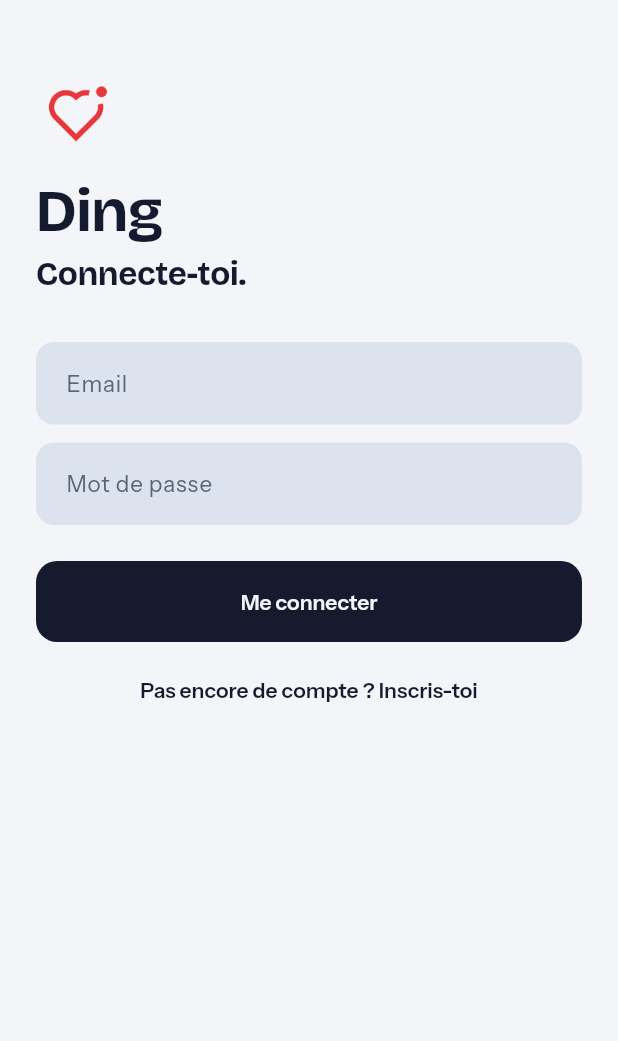
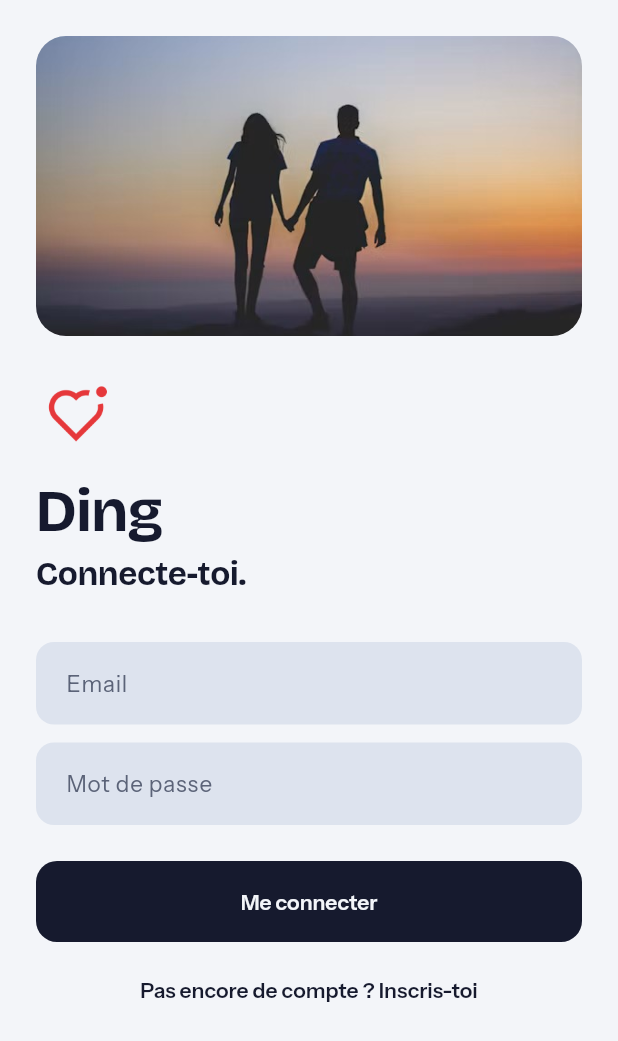
Before and after one commit to MeganAe/ding, a Flutter app: the screen it shows after launch, after a tap on "Passer", on a phone screen of 412 x 824 dp. Shown: the top 1041 px of the screen. Run offline on Flutter 3.47's test engine with Material 3 defaults, Android fonts, the phone set to English and light mode, and no system bars; our stand-ins replace flutter_riverpod, geolocator, go_router, google_fonts, shared_preferences; network calls fail.

```diff
--- a/lib/core/config.dart
+++ b/lib/core/config.dart
@@ -1,21 +1,21 @@
 class Config {
-  /// Renseigne ces deux valeurs (Supabase > Project Settings > API),
-  /// ou passe-les au lancement :
-  /// flutter run --dart-define=SUPABASE_URL=... --dart-define=SUPABASE_ANON_KEY=...
-  static const supabaseUrl = String.fromEnvironment(
-    'SUPABASE_URL',
-    defaultValue: 'https://VOTRE-PROJET.supabase.co',
-  );
-  static const supabaseAnonKey = String.fromEnvironment(
-    'SUPABASE_ANON_KEY',
-    defaultValue: 'VOTRE_CLE_ANON',
-  );
+  /// Adresse de l'API Ding (sans « / » final). Passée au build :
+  /// flutter run --dart-define=API_URL=https://ton-api.onrender.com
+  /// En CI, elle vient du secret GitHub API_URL.
+  static const _defaultApiUrl = 'https://VOTRE-API.onrender.com';
+  static const _rawApiUrl = String.fromEnvironment('API_URL');
+
+  static String get apiUrl {
+    final v = _rawApiUrl.trim().isEmpty ? _defaultApiUrl : _rawApiUrl.trim();
+    return v.replaceAll(RegExp(r'/+$'), '');
+  }
 
   /// Mode campus : domaine d'email obligatoire à l'inscription.
   /// Laisse vide pour accepter tous les emails (ex. pendant les tests).
+  /// Doit rester cohérent avec ALLOWED_EMAIL_DOMAIN côté API.
   static const allowedEmailDomain = '';
 
   /// Distance maximale (en mètres) pour que l'alarme sonne.
-  /// Doit rester identique à la valeur dans supabase/schema.sql.
+  /// Doit rester identique à ALARM_RADIUS_METERS côté API (150 par défaut).
   static const alarmRadiusMeters = 150;
 }
--- a/lib/core/providers.dart
+++ b/lib/core/providers.dart
@@ -1,7 +1,9 @@
+import 'dart:async';
+
 import 'package:flutter_riverpod/flutter_riverpod.dart';
 import 'package:shared_preferences/shared_preferences.dart';
-import 'package:supabase_flutter/supabase_flutter.dart';
 
+import '../data/api_client.dart';
 import '../data/models.dart';
 import '../data/repository.dart';
 
@@ -9,17 +11,18 @@ final prefsProvider = Provider<SharedPreferences>(
   (ref) => throw UnimplementedError('Défini dans main()'),
 );
 
-final supabaseProvider =
-    Provider<SupabaseClient>((ref) => Supabase.instance.client);
+final apiClientProvider =
+    Provider<ApiClient>((ref) => ApiClient(ref.watch(prefsProvider)));
 
 final repositoryProvider =
-    Provider<Repository>((ref) => Repository(ref.watch(supabaseProvider)));
+    Provider<Repository>((ref) => Repository(ref.watch(apiClientProvider)));
 
-final sessionProvider = StreamProvider<Session?>((ref) async* {
-  final auth = ref.watch(supabaseProvider).auth;
-  yield auth.currentSession;
-  await for (final change in auth.onAuthStateChange) {
-    yield change.session;
+/// true quand l'utilisateur est connecté, false sinon.
+final sessionProvider = StreamProvider<bool>((ref) async* {
+  final api = ref.watch(apiClientProvider);
+  yield api.loggedIn;
+  await for (final loggedIn in api.authChanges) {
+    yield loggedIn;
   }
 });
 
@@ -39,14 +42,12 @@ final myProfileProvider = FutureProvider.autoDispose<Profile?>(
   (ref) => ref.watch(repositoryProvider).me(),
 );
 
-/// Se met à jour en direct dès qu'une alarme est créée pour moi.
-final alarmsProvider = StreamProvider.autoDispose<List<AlarmItem>>((ref) async* {
-  final repo = ref.watch(repositoryProvider);
-  final client = ref.watch(supabaseProvider);
-  yield await repo.myAlarms();
-  await for (final _ in client.from('alarms').stream(primaryKey: ['id'])) {
-    yield await repo.myAlarms();
-  }
+/// Interroge l'API toutes les 20 secondes pour détecter les nouvelles alarmes.
+/// (Le temps réel de Supabase n'existe plus : on fait du polling.)
+final alarmsProvider = FutureProvider.autoDispose<List<AlarmItem>>((ref) async {
+  final timer = Timer(const Duration(seconds: 20), ref.invalidateSelf);
+  ref.onDispose(timer.cancel);
+  return ref.watch(repositoryProvider).myAlarms();
 });
 
 /// Alarmes déjà présentées, pour ne faire sonner que les nouvelles.
--- a/lib/core/router.dart
+++ b/lib/core/router.dart
@@ -1,7 +1,6 @@
 import 'package:flutter/material.dart';
 import 'package:flutter_riverpod/flutter_riverpod.dart';
 import 'package:go_router/go_router.dart';
-import 'package:supabase_flutter/supabase_flutter.dart';
 
 import '../data/models.dart';
 import '../features/alarm/ring_page.dart';
@@ -21,7 +20,7 @@ final routerProvider = Provider<GoRouter>((ref) {
     refreshListenable: refresh,
     redirect: (context, state) {
       final done = ref.read(onboardingDoneProvider);
-      final loggedIn = Supabase.instance.client.auth.currentSession != null;
+      final loggedIn = ref.read(apiClientProvider).loggedIn;
       final path = state.matchedLocation;
 
       if (!done) return path == '/onboarding' ? null : '/onboarding';
--- a/lib/features/auth/auth_page.dart
+++ b/lib/features/auth/auth_page.dart
@@ -72,10 +72,34 @@ class _AuthPageState extends ConsumerState<AuthPage> {
     return Scaffold(
       body: SafeArea(
         child: SingleChildScrollView(
-          padding: const EdgeInsets.fromLTRB(24, 48, 24, 24),
+          padding: const EdgeInsets.fromLTRB(24, 24, 24, 24),
           child: Column(
             crossAxisAlignment: CrossAxisAlignment.start,
             children: [
+              ClipRRect(
+                borderRadius: BorderRadius.circular(20),
+                child: SizedBox(
+                  height: 200,
+                  width: double.infinity,
+                  child: AnimatedSwitcher(
+                    duration: const Duration(milliseconds: 250),
+                    child: Image.asset(
+                      _signup
+                          ? 'assets/images/auth_signup.jpg'
+                          : 'assets/images/auth_login.jpg',
+                      key: ValueKey(_signup),
+                      fit: BoxFit.cover,
+                      alignment: _signup
+                          ? const Alignment(0, -0.3)
+                          : const Alignment(0, 0.6),
+                      filterQuality: FilterQuality.high,
+                      width: double.infinity,
+                      height: 200,
+                    ),
+                  ),
+                ),
+              ),
+              const SizedBox(height: 24),
               Image.asset('assets/images/logo.png', height: 56),
               const SizedBox(height: 16),
               Text('Ding', style: theme.displayLarge),
--- a/lib/features/onboarding/onboarding_page.dart
+++ b/lib/features/onboarding/onboarding_page.dart
@@ -3,37 +3,34 @@ import 'package:flutter_riverpod/flutter_riverpod.dart';
 
 import '../../core/config.dart';
 import '../../core/providers.dart';
-import '../../core/rings.dart';
 import '../../core/theme.dart';
 
 class _Step {
-  const _Step(this.title, this.body, this.sources);
+  const _Step(this.title, this.body, this.image, this.alignment);
   final String title;
   final String body;
-  final List<RingSource> sources;
+  final String image;
+  final Alignment alignment;
 }
 
 final _steps = <_Step>[
   const _Step(
     'Choisis en secret.',
     "Tu désignes les personnes qui t'intriguent. Personne n'est prévenu de ton choix.",
-    [RingSource(0.5, 0.5, 5, DingColors.signal)],
+    'assets/images/onboarding_1.jpg',
+    Alignment(0.4, 0),
   ),
   const _Step(
     "Sans réciprocité, rien ne se passe.",
     "Si l'autre ne t'a pas choisi, il ne saura jamais rien. Aucune gêne, aucune trace.",
-    [
-      RingSource(0.28, 0.5, 3, DingColors.signal),
-      RingSource(0.74, 0.5, 0, DingColors.slate),
-    ],
+    'assets/images/onboarding_2.jpg',
+    Alignment(0, 0.4),
   ),
   _Step(
     "Quand c'est réciproque et proche, ça sonne.",
     "À moins de ${Config.alarmRadiusMeters} m l'un de l'autre, les deux téléphones sonnent. Pour ça, Ding utilise ta position quand l'appli est ouverte.",
-    const [
-      RingSource(0.36, 0.5, 4, DingColors.signal),
-      RingSource(0.64, 0.5, 4, DingColors.ink),
-    ],
+    'assets/images/onboarding_3.jpg',
+    const Alignment(0, -0.3),
   ),
 ];
 
@@ -105,10 +102,17 @@ class _OnboardingPageState extends ConsumerState<OnboardingPage> {
                     crossAxisAlignment: CrossAxisAlignment.start,
                     children: [
                       Expanded(
-                        child: ClipRect(
-                          child: SizedBox.expand(
-                            child: CustomPaint(
-                              painter: RingsPainter(step.sources),
+                        child: Padding(
+                          padding: const EdgeInsets.symmetric(horizontal: 24),
+                          child: ClipRRect(
+                            borderRadius: BorderRadius.circular(20),
+                            child: SizedBox.expand(
+                              child: Image.asset(
+                                step.image,
+                                fit: BoxFit.cover,
+                                alignment: step.alignment,
+                                filterQuality: FilterQuality.high,
+                              ),
                             ),
                           ),
                         ),
--- a/lib/features/profile/profile_page.dart
+++ b/lib/features/profile/profile_page.dart
@@ -116,7 +116,7 @@ class _ProfilePageState extends ConsumerState<ProfilePage> {
             ),
             const SizedBox(height: 12),
             TextButton(
-              onPressed: () => ref.read(supabaseProvider).auth.signOut(),
+              onPressed: () => ref.read(repositoryProvider).logOut(),
               child: const Text('Me déconnecter'),
             ),
           ],
--- a/lib/main.dart
+++ b/lib/main.dart
@@ -1,19 +1,13 @@
 import 'package:flutter/material.dart';
 import 'package:flutter_riverpod/flutter_riverpod.dart';
 import 'package:shared_preferences/shared_preferences.dart';
-import 'package:supabase_flutter/supabase_flutter.dart';
 
-import 'core/config.dart';
 import 'core/providers.dart';
 import 'core/router.dart';
 import 'core/theme.dart';
 
 Future<void> main() async {
   WidgetsFlutterBinding.ensureInitialized();
-  await Supabase.initialize(
-    url: Config.supabaseUrl,
-    anonKey: Config.supabaseAnonKey,
-  );
   final prefs = await SharedPreferences.getInstance();
   runApp(
     ProviderScope(
```
Also changed, not shown: lib/data/repository.dart (+58 -26 lines), assets/images/auth_login.jpg (added), assets/images/auth_signup.jpg (added), assets/images/extra_clouds.jpg (added), assets/images/extra_heart.jpg (added), assets/images/onboarding_1.jpg (added), assets/images/onboarding_2.jpg (added), assets/images/onboarding_3.jpg (added).
